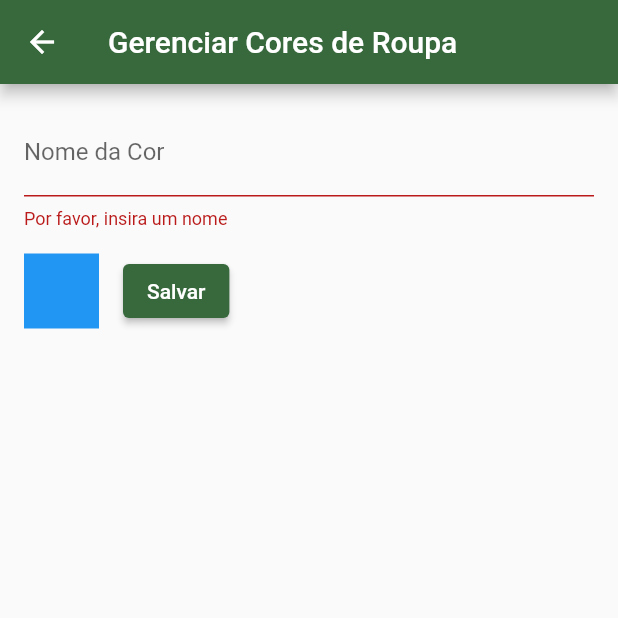
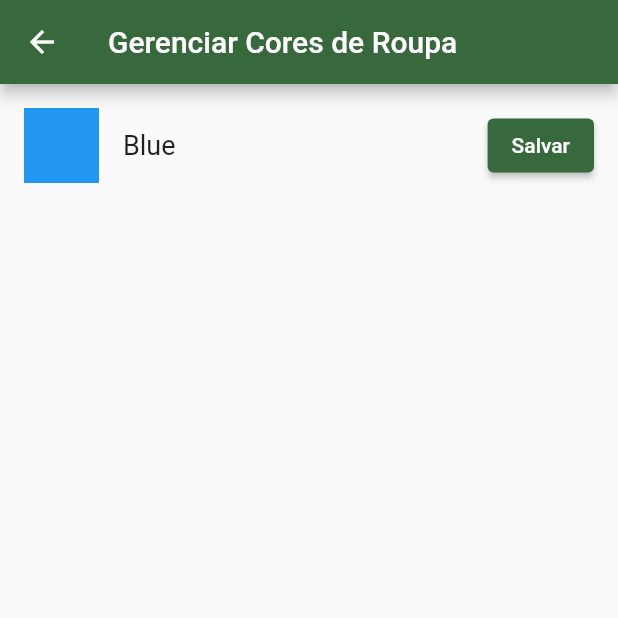
Before and after one commit to netorapg/Voxa, a Flutter app: the CorTela screen opened by its route, after a tap on "Salvar", on a phone screen of 412 x 824 dp, the top half of it. Run offline on Flutter 3.47's test engine with Material 3 defaults, Android fonts, the phone set to English and light mode, and no system bars; our stand-ins replace flutter_colorpicker, sqflite; accounts and stored records are empty.

Commit message:
Adicionado um colorpicker  na tela de cadastro de Cor. Observação: Foi notado que cor não tem mais a necessidade de possuir uma classe, visto que podemos utilizar esse mesmo color picker para a tela de produto e adicionar o hexcolor como um atributo de produto, será analisado cautelosamente cada um dos dominios, para averiguar a necessidade ou não de suas classes

```diff
--- a/voxa/lib/screens/cor_tela.dart
+++ b/voxa/lib/screens/cor_tela.dart
@@ -12,10 +12,10 @@ class CorTela extends StatefulWidget {
 
 class _CorTelaState extends State<CorTela> {
   final _formKey = GlobalKey<FormState>();
-  final TextEditingController _nomeController = TextEditingController();
   CorRoupa? _corRoupa;
   List<DTOCor> _listaCor = [];
   Color _currentColor = Colors.blue; // Cor padrão inicial
+  String _corNome = 'Blue'; // Nome da cor inicial
 
   @override
   void initState() {
@@ -37,8 +37,8 @@ class _CorTelaState extends State<CorTela> {
   Future<void> _salvarCor() async {
     if (_formKey.currentState!.validate()) {
       try {
-        _corRoupa?.nome = _nomeController.text;
-        _corRoupa?.corHex = _currentColor.value.toRadixString(16); // Salvando cor em formato hexadecimal
+        _corRoupa?.nome = _corNome;
+        _corRoupa?.corHex = _currentColor.value.toRadixString(16);
         await _corRoupa?.salvar();
         _consultarCor();
         _limparCampos();
@@ -48,32 +48,10 @@ class _CorTelaState extends State<CorTela> {
     }
   }
 
-  Future<void> _alterarCor(DTOCor cor) async {
-    try {
-      _corRoupa?.id = cor.id;
-      _corRoupa?.nome = _nomeController.text;
-      _corRoupa?.corHex = _currentColor.value.toRadixString(16);
-      await _corRoupa?.alterar();
-      _consultarCor();
-    } catch (e) {
-      _mostrarErro(e.toString());
-    }
-  }
-
-  Future<void> _excluirCor(dynamic id) async {
-    try {
-      await _corRoupa?.excluir();
-      _consultarCor();
-    } catch (e) {
-      _mostrarErro(e.toString());
-    }
-  }
-
   void _limparCampos() {
-    _nomeController.clear();
-    _corRoupa?.id = null;
     setState(() {
       _currentColor = Colors.blue;
+      _corNome = 'Blue';
     });
   }
 
@@ -83,7 +61,23 @@ class _CorTelaState extends State<CorTela> {
     );
   }
 
-  // Método para abrir o ColorPicker
+  // Mapeia a cor selecionada para um nome comum, se disponível
+  String _getColorName(Color color) {
+    Map<Color, String> colorNames = {
+      Colors.red: 'Red',
+      Colors.green: 'Green',
+      Colors.blue: 'Blue',
+      Colors.yellow: 'Yellow',
+      Colors.orange: 'Orange',
+      Colors.purple: 'Purple',
+      Colors.black: 'Black',
+      Colors.white: 'White',
+      // Adicione outras cores conforme necessário
+    };
+    return colorNames[color] ?? 'Custom Color';
+  }
+
+  // Método para abrir o ColorPicker e definir o nome da cor
   void _showColorPicker() {
     showDialog(
       context: context,
@@ -91,15 +85,14 @@ class _CorTelaState extends State<CorTela> {
         return AlertDialog(
           title: const Text('Selecione a Cor'),
           content: SingleChildScrollView(
-            child: ColorPicker(
+            child: BlockPicker(
               pickerColor: _currentColor,
               onColorChanged: (Color color) {
                 setState(() {
                   _currentColor = color;
+                  _corNome = _getColorName(color);
                 });
               },
-              showLabel: true,
-              pickerAreaHeightPercent: 0.8,
             ),
           ),
           actions: <Widget>[
@@ -129,17 +122,6 @@ class _CorTelaState extends State<CorTela> {
               key: _formKey,
               child: Column(
                 children: [
-                  TextFormField(
-                    controller: _nomeController,
-                    decoration: const InputDecoration(labelText: 'Nome da Cor'),
-                    validator: (value) {
-                      if (value == null || value.isEmpty) {
-                        return 'Por favor, insira um nome';
-                      }
-                      return null;
-                    },
-                  ),
-                  const SizedBox(height: 16),
                   Row(
                     children: [
                       GestureDetector(
@@ -151,6 +133,11 @@ class _CorTelaState extends State<CorTela> {
                         ),
                       ),
                       const SizedBox(width: 16),
+                      Text(
+                        _corNome,
+                        style: const TextStyle(fontSize: 18),
+                      ),
+                      const Spacer(),
                       ElevatedButton(
                         onPressed: _salvarCor,
                         child: const Text('Salvar'),
@@ -179,7 +166,7 @@ class _CorTelaState extends State<CorTela> {
                         IconButton(
                           icon: const Icon(Icons.edit),
                           onPressed: () {
-                            _nomeController.text = cor.nome;
+                            _corNome = cor.nome;
                             _currentColor = Color(int.parse(cor.corHex, radix: 16) | 0xFF000000);
                             _alterarCor(cor);
                           },
--- a/voxa/lib/services/database_service.dart
+++ b/voxa/lib/services/database_service.dart
@@ -55,7 +55,7 @@ class CorDatabaseService implements IDAOCor {
   Future<DTOCor> salvar(DTOCor dto) async {
     final db = await Conexao.iniciar(); // Inicia a conexão com o banco
     final id = await db.insert('cores', dto.toMap());
-    return DTOCor(id: id, nome: dto.nome); // Retorna o DTO com o novo ID gerado
+    return DTOCor(id: id, nome: dto.nome, corHex: dto.corHex); // Retorna o DTO com o novo ID gerado
   }
 
   @override
```
